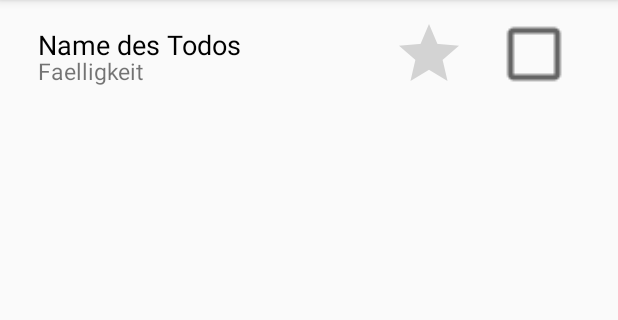
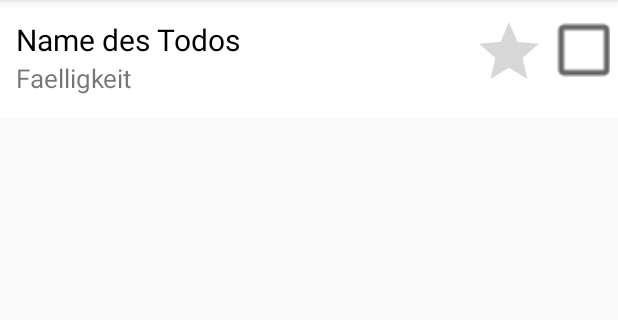
Before and after one commit to Raketensofa/MyTODO, an Android app: the layout todo_list_item.xml on its own in the app's theme, with its tools: preview values and no code run, on a phone screen of 412 x 824 dp, the part 84-404 px from its top. Run offline under Robolectric (Android 15) with nearby library versions, the phone set to English and light mode, and no system bars.

Commit message:
23.04.2017

```diff
--- a/app/src/main/res/layout/activity_main.xml
+++ b/app/src/main/res/layout/activity_main.xml
@@ -7,14 +7,15 @@
     android:paddingLeft="@dimen/activity_horizontal_margin"
     android:paddingRight="@dimen/activity_horizontal_margin"
     android:paddingTop="@dimen/activity_vertical_margin"
+    android:background="@android:color/white"
     tools:context="cgellner.mytodo.MainActivity">
 
     <android.support.v7.widget.RecyclerView
         android:id="@+id/recyclerview_todolist"
         android:scrollbars="vertical"
+        android:background="#818486"
         android:layout_width="match_parent"
-        android:layout_height="match_parent"
+        android:layout_height="wrap_content"
         xmlns:android="http://schemas.android.com/apk/res/android" />
 
-
 </RelativeLayout>
--- a/app/src/main/res/layout/todo_list_item.xml
+++ b/app/src/main/res/layout/todo_list_item.xml
@@ -1,12 +1,12 @@
 <?xml version="1.0" encoding="utf-8"?>
-<FrameLayout xmlns:android="http://schemas.android.com/apk/res/android"
+<RelativeLayout xmlns:android="http://schemas.android.com/apk/res/android"
     android:orientation="vertical"
     android:id="@+id/tolist_item"
     android:layout_width="match_parent"
     android:layout_height="wrap_content"
-    android:padding="10dp"
-    android:columnCount="27"
-    android:rowCount="3">
+    android:padding="5dp"
+    android:layout_marginBottom="1dp"
+    android:background="@android:color/white">
 
     <TextView
         android:layout_width="wrap_content"
@@ -14,49 +14,69 @@
         android:text="Name des Todos"
         android:id="@+id/todo_textview_name"
         android:layout_gravity="top|left|bottom"
-        android:padding="5dp"
         android:layout_alignWithParentIfMissing="false"
         android:layout_alignParentRight="false"
-        android:textSize="18dp"
-        android:layout_marginRight="10dp"
+        android:textSize="20dp"
+        android:layout_marginRight="40dp"
         android:textColor="@android:color/black"
         android:singleLine="false"
         android:layout_row="0"
         android:layout_column="0"
         android:layout_marginTop="2dp"
-        android:layout_marginLeft="10dp" />
+        android:layout_toLeftOf="@+id/todo_start_isfavourite"
+        android:layout_alignParentLeft="true"
+        android:layout_alignParentTop="true"
+        android:layout_alignParentBottom="false"
+        android:lines="1"
+        android:maxLines="1"
+        android:paddingTop="5dp"
+        android:paddingRight="5dp"
+        android:paddingLeft="5dp"
+        android:layout_alignParentStart="true" />
 
     <TextView
         android:layout_width="128dp"
         android:layout_height="wrap_content"
         android:text="Faelligkeit"
         android:id="@+id/todo_textview_deadline"
-        android:padding="5dp"
         android:layout_alignWithParentIfMissing="false"
-        android:textSize="15dp"
+        android:textSize="17dp"
         android:layout_centerVertical="true"
         android:layout_alignStart="@+id/todo_textview_name"
         android:layout_row="2"
         android:layout_column="0"
         android:layout_gravity="left|center_vertical"
-        android:layout_marginTop="8dp"
-        android:layout_marginLeft="10dp" />
+        android:layout_below="@+id/todo_textview_name"
+        android:layout_toLeftOf="@+id/todo_start_isfavourite"
+        android:layout_alignParentLeft="true"
+        android:layout_alignParentTop="false"
+        android:lines="1"
+        android:maxLines="1"
+        android:paddingBottom="5dp"
+        android:paddingLeft="5dp"
+        android:layout_alignParentStart="true" />
 
     <CheckBox
         android:layout_width="wrap_content"
         android:layout_height="wrap_content"
         android:id="@+id/todo_checkbox_isdone"
-        android:scaleX="1.95"
-        android:scaleY="1.95"
+        android:scaleX="1.90"
+        android:scaleY="1.90"
         android:clickable="true"
         android:enabled="true"
         android:layout_alignParentEnd="true"
         android:layout_row="1"
         android:layout_column="12"
         android:layout_gravity="top|center_vertical|bottom|right"
-        android:layout_marginTop="10dp"
-        android:layout_marginRight="30dp"
-        android:checked="false" />
+        android:layout_marginTop="12dp"
+        android:checked="false"
+        android:layout_alignParentTop="true"
+        android:layout_alignParentRight="true"
+        android:layout_centerInParent="true"
+        android:paddingTop="5dp"
+        android:paddingBottom="5dp"
+        android:layout_alignParentStart="false"
+        android:layout_marginRight="1dp" />
 
     <RatingBar
         android:layout_width="wrap_content"
@@ -65,15 +85,25 @@
         android:scaleX="1.00"
         android:scaleY="1.00"
         android:numStars="1"
-        android:layout_centerVertical="true"
         android:clickable="true"
-        android:layout_alignTop="@+id/todo_textview_name"
-        android:layout_centerHorizontal="true"
         android:layout_row="0"
         android:layout_column="1"
         android:layout_rowSpan="2"
         android:layout_gravity="top|bottom|center_horizontal"
-        android:layout_marginLeft="80dp"
-        android:layout_marginTop="2dp" />
+        android:layout_marginLeft="20dp"
+        android:layout_alignTop="@+id/todo_textview_name"
+        android:layout_toStartOf="@+id/todo_checkbox_isdone"
+        android:layout_toLeftOf="@+id/todo_checkbox_isdone"
+        android:layout_marginRight="10dp"
+        android:layout_alignParentRight="false"
+        android:layout_alignWithParentIfMissing="false"
+        android:layout_alignParentBottom="false"
+        android:layout_alignParentLeft="false"
+        android:layout_alignParentTop="true"
+        android:layout_centerInParent="true"
+        android:paddingTop="5dp"
+        android:paddingBottom="5dp"
+        android:layout_alignParentEnd="false"
+        android:layout_alignParentStart="false" />
 
-</FrameLayout>
+</RelativeLayout>
```
